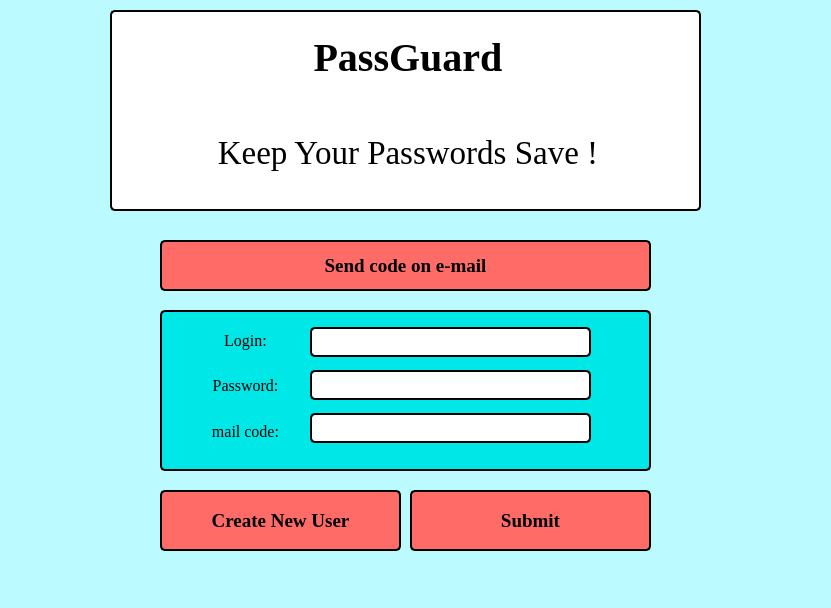
This is UI_design/mainui.ui in XSajmonX/Passwords_Guardian as Qt 5 draws it before an edit. The edited form follows.
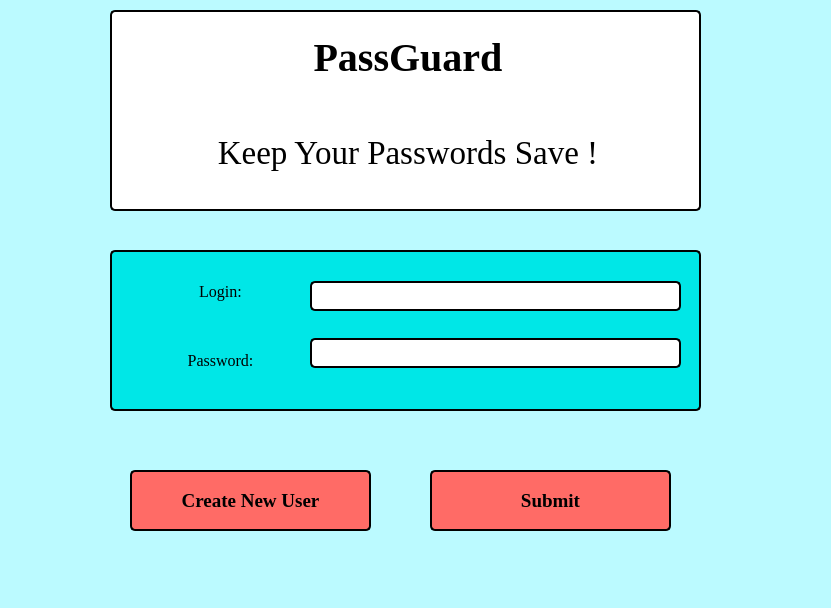
This is the edited form. Icons and pictures are not drawn.

```diff
--- a/UI_design/mainui.ui
+++ b/UI_design/mainui.ui
@@ -37,41 +37,11 @@
 }
 </string>
    </property>
-   <widget class="QPushButton" name="mailbutt">
-    <property name="geometry">
-     <rect>
-      <x>160</x>
-      <y>240</y>
-      <width>491</width>
-      <height>51</height>
-     </rect>
-    </property>
-    <property name="font">
-     <font>
-      <family>Times New Roman</family>
-      <pointsize>14</pointsize>
-      <weight>75</weight>
-      <bold>true</bold>
-     </font>
-    </property>
-    <property name="styleSheet">
-     <string notr="true"/>
-    </property>
-    <property name="text">
-     <string>Send code on e-mail</string>
-    </property>
-    <property name="checkable">
-     <bool>false</bool>
-    </property>
-    <property name="checked">
-     <bool>false</bool>
-    </property>
-   </widget>
    <widget class="QPushButton" name="submit">
     <property name="geometry">
      <rect>
-      <x>410</x>
-      <y>490</y>
+      <x>430</x>
+      <y>470</y>
       <width>241</width>
       <height>61</height>
      </rect>
@@ -172,9 +142,9 @@
    <widget class="QFrame" name="frame_2">
     <property name="geometry">
      <rect>
-      <x>160</x>
-      <y>310</y>
-      <width>491</width>
+      <x>110</x>
+      <y>250</y>
+      <width>591</width>
       <height>161</height>
      </rect>
     </property>
@@ -198,9 +168,9 @@
     <widget class="QWidget" name="verticalLayoutWidget_3">
      <property name="geometry">
       <rect>
-       <x>150</x>
+       <x>200</x>
        <y>10</y>
-       <width>281</width>
+       <width>371</width>
        <height>131</height>
       </rect>
      </property>
@@ -246,25 +216,6 @@
         </property>
        </widget>
       </item>
-      <item>
-       <widget class="QLineEdit" name="lineEdit_mail">
-        <property name="minimumSize">
-         <size>
-          <width>0</width>
-          <height>30</height>
-         </size>
-        </property>
-        <property name="font">
-         <font>
-          <family>Times New Roman</family>
-          <pointsize>12</pointsize>
-         </font>
-        </property>
-        <property name="alignment">
-         <set>Qt::AlignCenter</set>
-        </property>
-       </widget>
-      </item>
      </layout>
     </widget>
     <widget class="QWidget" name="verticalLayoutWidget_2">
@@ -272,7 +223,7 @@
       <rect>
        <x>20</x>
        <y>10</y>
-       <width>131</width>
+       <width>181</width>
        <height>131</height>
       </rect>
      </property>
@@ -309,30 +260,14 @@
         </property>
        </widget>
       </item>
-      <item>
-       <widget class="QLabel" name="label_mail">
-        <property name="font">
-         <font>
-          <family>Times New Roman</family>
-          <pointsize>12</pointsize>
-         </font>
-        </property>
-        <property name="text">
-         <string>mail code:</string>
-        </property>
-        <property name="alignment">
-         <set>Qt::AlignCenter</set>
-        </property>
-       </widget>
-      </item>
      </layout>
     </widget>
    </widget>
    <widget class="QPushButton" name="create_user">
     <property name="geometry">
      <rect>
-      <x>160</x>
-      <y>490</y>
+      <x>130</x>
+      <y>470</y>
       <width>241</width>
       <height>61</height>
      </rect>
```
